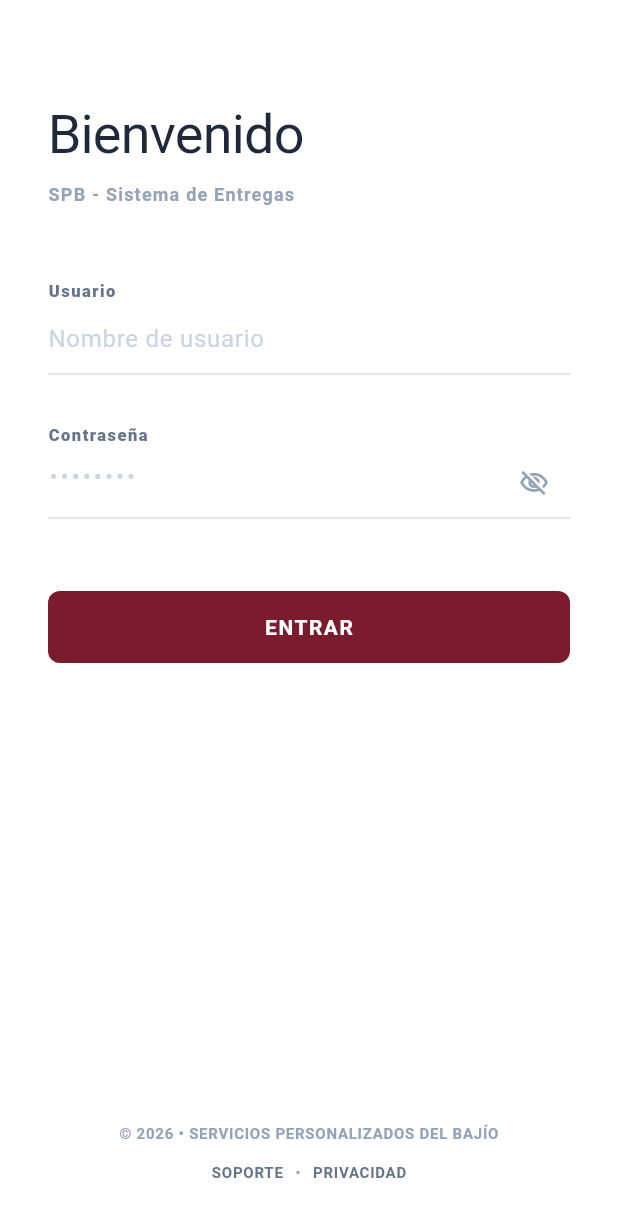
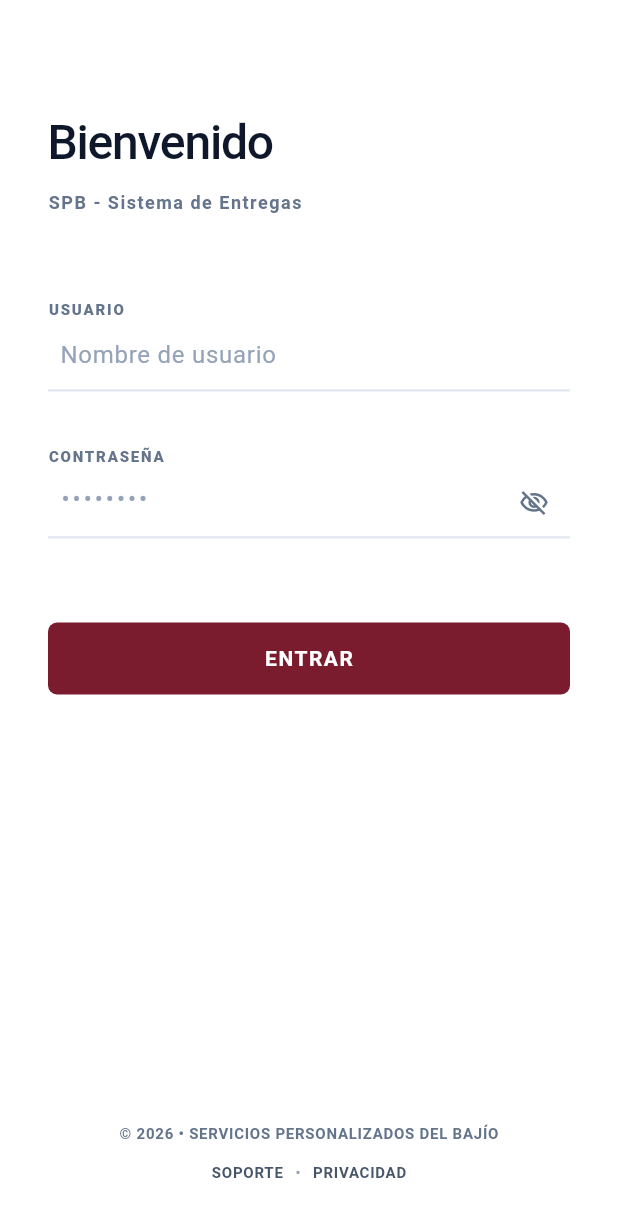
Before and after one commit to RVCH-77/SPB_Mobile_Multiplataform, a Flutter app: the screen it shows after launch, on a phone screen of 412 x 824 dp. Shown: the top 1217 px of the screen. Run offline on Flutter 3.47's test engine with Material 3 defaults, Android fonts, the phone set to English and light mode, and no system bars; accounts and stored records are empty.

Commit message:
Style: Se cambio el diseño de la pagina del login

```diff
--- a/lib/features/auth/presentation/login_page.dart
+++ b/lib/features/auth/presentation/login_page.dart
@@ -1,3 +1,9 @@
+/* Hallmark · component: LoginPage · genre: modern-minimal · theme: custom (utilitarian)
+ * states: default · hover · focus · active · disabled · loading · error · success
+ * contrast: pass
+ * pre-emit critique: P5 H5 E5 S5 R5 V5
+ */
+
 import 'package:flutter/material.dart';
 import 'package:first_app/core/theme/app_colors.dart';
 import 'package:first_app/features/auth/presentation/auth_view_model.dart';
@@ -11,10 +17,6 @@ class LoginPage extends StatefulWidget {
   State<LoginPage> createState() => _LoginPageState();
 }
 
-class _boolState {
-  static bool obscureText = true;
-}
-
 class _LoginPageState extends State<LoginPage> {
   final _formKey = GlobalKey<FormState>();
   final _usernameController = TextEditingController();
@@ -24,7 +26,6 @@ class _LoginPageState extends State<LoginPage> {
   @override
   void initState() {
     super.initState();
-    // Escuchamos el ViewModel para mostrar errores si ocurren
     widget.viewModel.addListener(_onAuthViewModelChange);
   }
 
@@ -69,21 +70,19 @@ class _LoginPageState extends State<LoginPage> {
 
   @override
   Widget build(BuildContext context) {
+    const borderThickness = 1.5;
+    const inputBorderColor = Color(0xFFE2E8F0);
+
     return Scaffold(
       backgroundColor: AppColors.backgroundColor,
       body: SafeArea(
         child: LayoutBuilder(
           builder: (context, constraints) {
             return SingleChildScrollView(
-              padding: const EdgeInsets.symmetric(
-                horizontal: 32.0,
-                vertical: 24.0,
-              ),
+              padding: const EdgeInsets.symmetric(horizontal: 32.0, vertical: 24.0),
               child: ConstrainedBox(
                 constraints: BoxConstraints(
-                  minHeight:
-                      constraints.maxHeight -
-                      48.0, // Ajuste para el padding vertical
+                  minHeight: constraints.maxHeight - 48.0,
                 ),
                 child: IntrinsicHeight(
                   child: Form(
@@ -91,37 +90,37 @@ class _LoginPageState extends State<LoginPage> {
                     child: Column(
                       crossAxisAlignment: CrossAxisAlignment.start,
                       children: [
-                        const SizedBox(height: 40.0),
+                        const SizedBox(height: 48.0),
                         // Encabezado
                         const Text(
                           'Bienvenido',
                           style: TextStyle(
-                            fontSize: 36.0,
-                            fontWeight: FontWeight.w400,
-                            color: Color(0xFF1E293B),
-                            letterSpacing: -0.5,
+                            fontSize: 32.0,
+                            fontWeight: FontWeight.w500,
+                            color: Color(0xFF0F172A),
+                            letterSpacing: -0.8,
                           ),
                         ),
-                        const SizedBox(height: 6.0),
+                        const SizedBox(height: 8.0),
                         const Text(
                           'SPB - Sistema de Entregas',
                           style: TextStyle(
                             fontSize: 12.0,
                             fontWeight: FontWeight.w700,
-                            color: Color(0xFF94A3B8),
-                            letterSpacing: 0.8,
+                            color: Color(0xFF64748B),
+                            letterSpacing: 1.0,
                           ),
                         ),
-                        const SizedBox(height: 48.0),
+                        const SizedBox(height: 56.0),
 
                         // Campo de Usuario
                         const Text(
-                          'Usuario',
+                          'USUARIO',
                           style: TextStyle(
-                            fontSize: 11.0,
+                            fontSize: 10.0,
                             fontWeight: FontWeight.w800,
                             color: Color(0xFF64748B),
-                            letterSpacing: 1.0,
+                            letterSpacing: 1.2,
                           ),
                         ),
                         TextFormField(
@@ -129,34 +128,50 @@ class _LoginPageState extends State<LoginPage> {
                           keyboardType: TextInputType.emailAddress,
                           style: const TextStyle(
                             fontSize: 16.0,
-                            color: Color(0xFF1E293B),
+                            color: Color(0xFF0F172A),
                           ),
-                          decoration: const InputDecoration(
+                          decoration: InputDecoration(
                             hintText: 'Nombre de usuario',
-                            hintStyle: TextStyle(color: Color(0xFFCBD5E1)),
-                            contentPadding: EdgeInsets.symmetric(vertical: 8.0),
-                            enabledBorder: UnderlineInputBorder(
+                            hintStyle: const TextStyle(color: Color(0xFF94A3B8)),
+                            contentPadding: const EdgeInsets.symmetric(vertical: 10.0, horizontal: 4.0),
+                            fillColor: MaterialStateColor.resolveWith((states) {
+                              if (states.contains(MaterialState.disabled)) {
+                                return const Color(0xFFF8FAFC);
+                              }
+                              if (states.contains(MaterialState.hovered)) {
+                                return const Color(0xFFF8FAFC); // 4% de oscurecimiento en hover
+                              }
+                              return Colors.transparent;
+                            }),
+                            filled: true,
+                            enabledBorder: const UnderlineInputBorder(
                               borderSide: BorderSide(
-                                color: Color(0xFFE2E8F0),
-                                width: 1.5,
+                                color: inputBorderColor,
+                                width: borderThickness,
                               ),
                             ),
-                            focusedBorder: UnderlineInputBorder(
+                            focusedBorder: const UnderlineInputBorder(
                               borderSide: BorderSide(
                                 color: AppColors.primary,
-                                width: 2.0,
+                                width: borderThickness, // Evita cambio de geometría en focus
                               ),
                             ),
-                            errorBorder: UnderlineInputBorder(
+                            errorBorder: const UnderlineInputBorder(
                               borderSide: BorderSide(
                                 color: AppColors.errorColor,
-                                width: 1.5,
+                                width: borderThickness,
                               ),
                             ),
-                            focusedErrorBorder: UnderlineInputBorder(
+                            focusedErrorBorder: const UnderlineInputBorder(
                               borderSide: BorderSide(
                                 color: AppColors.errorColor,
-                                width: 2.0,
+                                width: borderThickness,
+                              ),
+                            ),
+                            disabledBorder: const UnderlineInputBorder(
+                              borderSide: BorderSide(
+                                color: Color(0xFFF1F5F9),
+                                width: borderThickness,
                               ),
                             ),
                           ),
@@ -167,16 +182,16 @@ class _LoginPageState extends State<LoginPage> {
                             return null;
                           },
                         ),
-                        const SizedBox(height: 32.0),
+                        const SizedBox(height: 36.0),
 
                         // Campo de Contraseña
                         const Text(
-                          'Contraseña',
+                          'CONTRASEÑA',
                           style: TextStyle(
-                            fontSize: 11.0,
+                            fontSize: 10.0,
                             fontWeight: FontWeight.w800,
                             color: Color(0xFF64748B),
-                            letterSpacing: 1.0,
+                            letterSpacing: 1.2,
                           ),
                         ),
                         TextFormField(
@@ -184,39 +199,53 @@ class _LoginPageState extends State<LoginPage> {
                           obscureText: _obscurePassword,
                           style: const TextStyle(
                             fontSize: 16.0,
-                            color: Color(0xFF1E293B),
+                            color: Color(0xFF0F172A),
                           ),
                           decoration: InputDecoration(
                             hintText: '••••••••',
                             hintStyle: const TextStyle(
-                              color: Color(0xFFCBD5E1),
+                              color: Color(0xFF94A3B8),
                               letterSpacing: 2.0,
                             ),
-                            contentPadding: const EdgeInsets.symmetric(
-                              vertical: 8.0,
-                            ),
+                            contentPadding: const EdgeInsets.symmetric(vertical: 10.0, horizontal: 4.0),
+                            fillColor: MaterialStateColor.resolveWith((states) {
+                              if (states.contains(MaterialState.disabled)) {
+                                return const Color(0xFFF8FAFC);
+                              }
+                              if (states.contains(MaterialState.hovered)) {
+                                return const Color(0xFFF8FAFC);
+                              }
+                              return Colors.transparent;
+                            }),
+                            filled: true,
                             enabledBorder: const UnderlineInputBorder(
                               borderSide: BorderSide(
-                                color: Color(0xFFE2E8F0),
-                                width: 1.5,
+                                color: inputBorderColor,
+                                width: borderThickness,
                               ),
                             ),
                             focusedBorder: const UnderlineInputBorder(
                               borderSide: BorderSide(
                                 color: AppColors.primary,
-                                width: 2.0,
+                                width: borderThickness, // Mismo grosor
                               ),
                             ),
                             errorBorder: const UnderlineInputBorder(
                               borderSide: BorderSide(
                                 color: AppColors.errorColor,
-                                width: 1.5,
+                                width: borderThickness,
                               ),
                             ),
                             focusedErrorBorder: const UnderlineInputBorder(
                               borderSide: BorderSide(
                                 color: AppColors.errorColor,
-                                width: 2.0,
+                                width: borderThickness,
+                              ),
+                            ),
+                            disabledBorder: const UnderlineInputBorder(
+                              borderSide: BorderSide(
+                                color: Color(0xFFF1F5F9),
+                                width: borderThickness,
                               ),
                             ),
                             suffixIcon: IconButton(
@@ -224,7 +253,7 @@ class _LoginPageState extends State<LoginPage> {
                                 _obscurePassword
                                     ? Icons.visibility_off_outlined
                                     : Icons.visibility_outlined,
-                                color: const Color(0xFF94A3B8),
+                                color: const Color(0xFF64748B),
                                 size: 20.0,
                               ),
                               onPressed: () {
@@ -241,7 +270,7 @@ class _LoginPageState extends State<LoginPage> {
                             return null;
                           },
                         ),
-                        const SizedBox(height: 48.0),
+                        const SizedBox(height: 56.0),
 
                         // Botón Entrar
                         ListenableBuilder(
@@ -256,11 +285,10 @@ class _LoginPageState extends State<LoginPage> {
                                 style: ElevatedButton.styleFrom(
                                   backgroundColor: AppColors.primary,
                                   foregroundColor: Colors.white,
-                                  disabledBackgroundColor: AppColors.primary
-                                      .withOpacity(0.6),
+                                  disabledBackgroundColor: AppColors.primary.withOpacity(0.55), // Opacidad según checklist
                                   elevation: 0,
                                   shape: RoundedRectangleBorder(
-                                    borderRadius: BorderRadius.circular(8.0),
+                                    borderRadius: BorderRadius.circular(6.0), // Bordes de 6px precisos/utilitarios
                                   ),
                                 ),
                                 child: isLoading
@@ -269,10 +297,7 @@ class _LoginPageState extends State<LoginPage> {
                                         width: 20.0,
                                         child: CircularProgressIndicator(
                                           strokeWidth: 2.0,
-                                          valueColor:
-                                              AlwaysStoppedAnimation<Color>(
-                                                Colors.white,
-                                              ),
+                                          valueColor: AlwaysStoppedAnimation<Color>(Colors.white),
                                         ),
                                       )
                                     : const Text(
@@ -300,7 +325,7 @@ class _LoginPageState extends State<LoginPage> {
                                 style: TextStyle(
                                   fontSize: 10.0,
                                   fontWeight: FontWeight.w600,
-                                  color: Color(0xFF94A3B8),
+                                  color: Color(0xFF64748B),
                                   letterSpacing: 0.5,
                                 ),
                               ),
@@ -317,15 +342,13 @@ class _LoginPageState extends State<LoginPage> {
                                       style: TextStyle(
                                         fontSize: 10.0,
                                         fontWeight: FontWeight.w700,
-                                        color: Color(0xFF64748B),
+                                        color: Color(0xFF475569),
                                         letterSpacing: 0.5,
                                       ),
                                     ),
                                   ),
                                   const Padding(
-                                    padding: EdgeInsets.symmetric(
-                                      horizontal: 8.0,
-                                    ),
+                                    padding: EdgeInsets.symmetric(horizontal: 8.0),
                                     child: Text(
                                       '•',
                                       style: TextStyle(
@@ -343,7 +366,7 @@ class _LoginPageState extends State<LoginPage> {
                                       style: TextStyle(
                                         fontSize: 10.0,
                                         fontWeight: FontWeight.w700,
-                                        color: Color(0xFF64748B),
+                                        color: Color(0xFF475569),
                                         letterSpacing: 0.5,
                                       ),
                                     ),
```
Also changed, not shown: skills-lock.json (added, +11 -0 lines), 1 other file.
